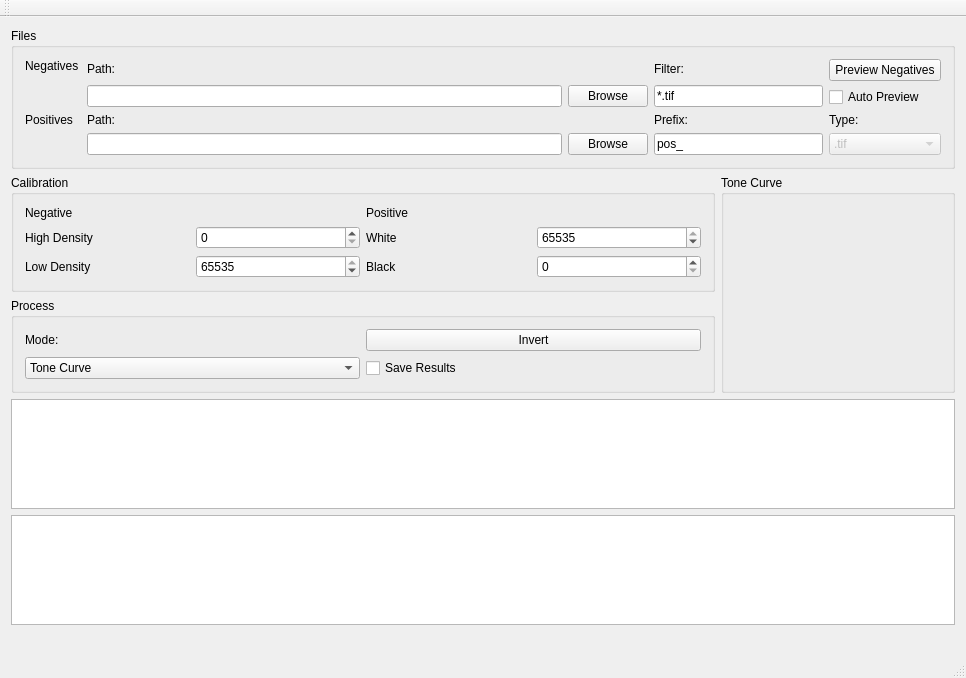
Before: the Qt Designer form src/mainwindow.ui in lmeinel/NegLab, drawn with Qt 5.
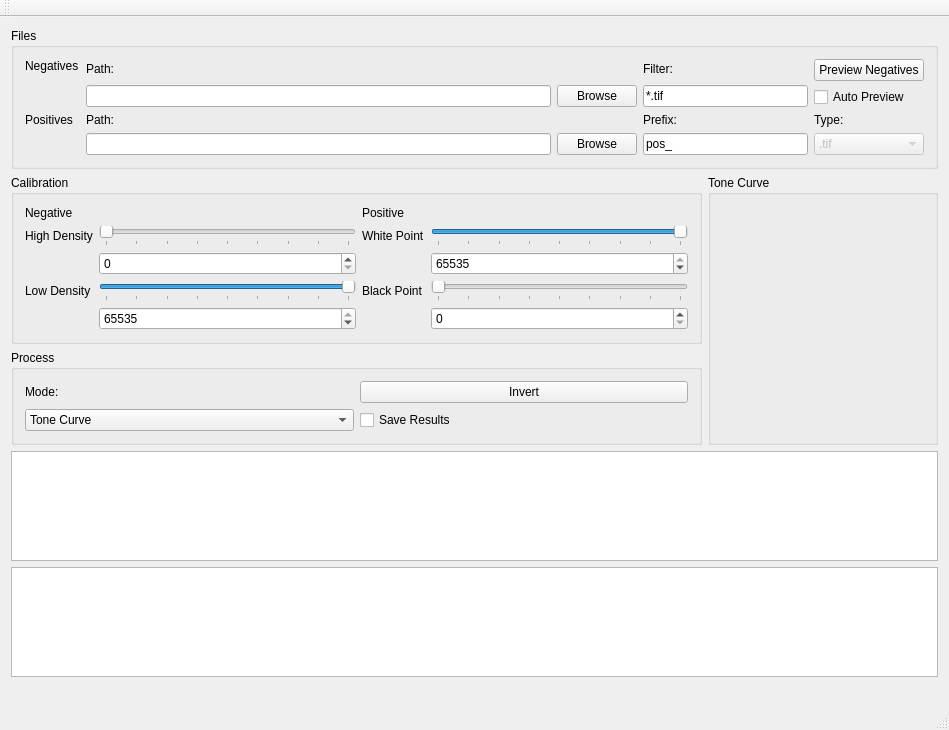
After: the same form once the commit is applied. Custom widgets are drawn as their Qt base class.

Commit message: add horizontalSlider + sync with horizontalSlider

The edit to the form file:
```diff
--- a/src/mainwindow.ui
+++ b/src/mainwindow.ui
@@ -6,8 +6,8 @@
    <rect>
     <x>0</x>
     <y>0</y>
-    <width>966</width>
-    <height>636</height>
+    <width>949</width>
+    <height>705</height>
    </rect>
   </property>
   <property name="sizePolicy">
@@ -203,7 +203,7 @@
      </widget>
     </item>
     <item>
-     <layout class="QGridLayout" name="gridLayout" rowstretch="1,1" columnstretch="3,1,0">
+     <layout class="QGridLayout" name="gridLayout" rowstretch="1,1" columnstretch="3,1">
       <item row="0" column="0">
        <widget class="QGroupBox" name="groupBox_Calibration">
         <property name="enabled">
@@ -215,28 +215,68 @@
         <layout class="QGridLayout" name="gridLayout_4">
          <item row="0" column="0">
           <layout class="QGridLayout" name="gridLayout_Calibration">
-           <item row="2" column="0">
-            <widget class="QLabel" name="label_NegLdVal">
+           <item row="1" column="3">
+            <widget class="QSlider" name="horizontalSlider_PosWhiteVal">
+             <property name="maximum">
+              <number>65535</number>
+             </property>
+             <property name="singleStep">
+              <number>256</number>
+             </property>
+             <property name="pageStep">
+              <number>8192</number>
+             </property>
+             <property name="value">
+              <number>65535</number>
+             </property>
+             <property name="orientation">
+              <enum>Qt::Horizontal</enum>
+             </property>
+             <property name="tickPosition">
+              <enum>QSlider::TicksBelow</enum>
+             </property>
+             <property name="tickInterval">
+              <number>8192</number>
+             </property>
+            </widget>
+           </item>
+           <item row="1" column="1">
+            <widget class="QSlider" name="horizontalSlider_NegHdVal">
+             <property name="maximum">
+              <number>65535</number>
+             </property>
+             <property name="singleStep">
+              <number>256</number>
+             </property>
+             <property name="pageStep">
+              <number>8192</number>
+             </property>
+             <property name="orientation">
+              <enum>Qt::Horizontal</enum>
+             </property>
+             <property name="tickPosition">
+              <enum>QSlider::TicksBelow</enum>
+             </property>
+             <property name="tickInterval">
+              <number>8192</number>
+             </property>
+            </widget>
+           </item>
+           <item row="1" column="0">
+            <widget class="QLabel" name="label_NegHdVal">
              <property name="text">
-              <string>Low Density</string>
+              <string>High Density</string>
              </property>
             </widget>
            </item>
            <item row="1" column="2">
             <widget class="QLabel" name="label_PosWhiteVal">
              <property name="text">
-              <string>White</string>
+              <string>White Point</string>
              </property>
             </widget>
            </item>
-           <item row="2" column="2">
-            <widget class="QLabel" name="label_PosBlackVal">
-             <property name="text">
-              <string>Black</string>
-             </property>
-            </widget>
-           </item>
-           <item row="2" column="1">
+           <item row="4" column="1">
             <widget class="QSpinBox" name="spinBox_NegLdVal">
              <property name="maximum">
               <number>65535</number>
@@ -249,20 +289,20 @@
              </property>
             </widget>
            </item>
-           <item row="1" column="3">
-            <widget class="QSpinBox" name="spinBox_PosWhiteVal">
-             <property name="maximum">
-              <number>65535</number>
-             </property>
-             <property name="singleStep">
-              <number>100</number>
-             </property>
-             <property name="value">
-              <number>65535</number>
-             </property>
-            </widget>
-           </item>
            <item row="2" column="3">
+            <widget class="QSpinBox" name="spinBox_PosWhiteVal">
+             <property name="maximum">
+              <number>65535</number>
+             </property>
+             <property name="singleStep">
+              <number>256</number>
+             </property>
+             <property name="value">
+              <number>65535</number>
+             </property>
+            </widget>
+           </item>
+           <item row="4" column="3">
             <widget class="QSpinBox" name="spinBox_PosBlackVal">
              <property name="maximum">
               <number>65535</number>
@@ -272,15 +312,11 @@
              </property>
             </widget>
            </item>
-           <item row="1" column="0">
-            <widget class="QLabel" name="label_NegHdVal">
-             <property name="text">
-              <string>High Density</string>
-             </property>
-            </widget>
-           </item>
-           <item row="1" column="1">
+           <item row="2" column="1">
             <widget class="QSpinBox" name="spinBox_NegHdVal">
+             <property name="buttonSymbols">
+              <enum>QAbstractSpinBox::UpDownArrows</enum>
+             </property>
              <property name="maximum">
               <number>65535</number>
              </property>
@@ -303,6 +339,67 @@
              </property>
             </widget>
            </item>
+           <item row="3" column="1">
+            <widget class="QSlider" name="horizontalSlider_NegLdVal">
+             <property name="maximum">
+              <number>65535</number>
+             </property>
+             <property name="singleStep">
+              <number>256</number>
+             </property>
+             <property name="pageStep">
+              <number>8192</number>
+             </property>
+             <property name="value">
+              <number>65535</number>
+             </property>
+             <property name="orientation">
+              <enum>Qt::Horizontal</enum>
+             </property>
+             <property name="tickPosition">
+              <enum>QSlider::TicksBelow</enum>
+             </property>
+             <property name="tickInterval">
+              <number>8192</number>
+             </property>
+            </widget>
+           </item>
+           <item row="3" column="0">
+            <widget class="QLabel" name="label_NegLdVal">
+             <property name="text">
+              <string>Low Density</string>
+             </property>
+            </widget>
+           </item>
+           <item row="3" column="3">
+            <widget class="QSlider" name="horizontalSlider_PosBlackVal">
+             <property name="maximum">
+              <number>65535</number>
+             </property>
+             <property name="singleStep">
+              <number>256</number>
+             </property>
+             <property name="pageStep">
+              <number>8192</number>
+             </property>
+             <property name="orientation">
+              <enum>Qt::Horizontal</enum>
+             </property>
+             <property name="tickPosition">
+              <enum>QSlider::TicksBelow</enum>
+             </property>
+             <property name="tickInterval">
+              <number>8192</number>
+             </property>
+            </widget>
+           </item>
+           <item row="3" column="2">
+            <widget class="QLabel" name="label_PosBlackVal">
+             <property name="text">
+              <string>Black Point</string>
+             </property>
+            </widget>
+           </item>
           </layout>
          </item>
         </layout>
```
Left out of the diff: 6 changed lines with no effect on the pictures. The commit also changes 2 other files.
